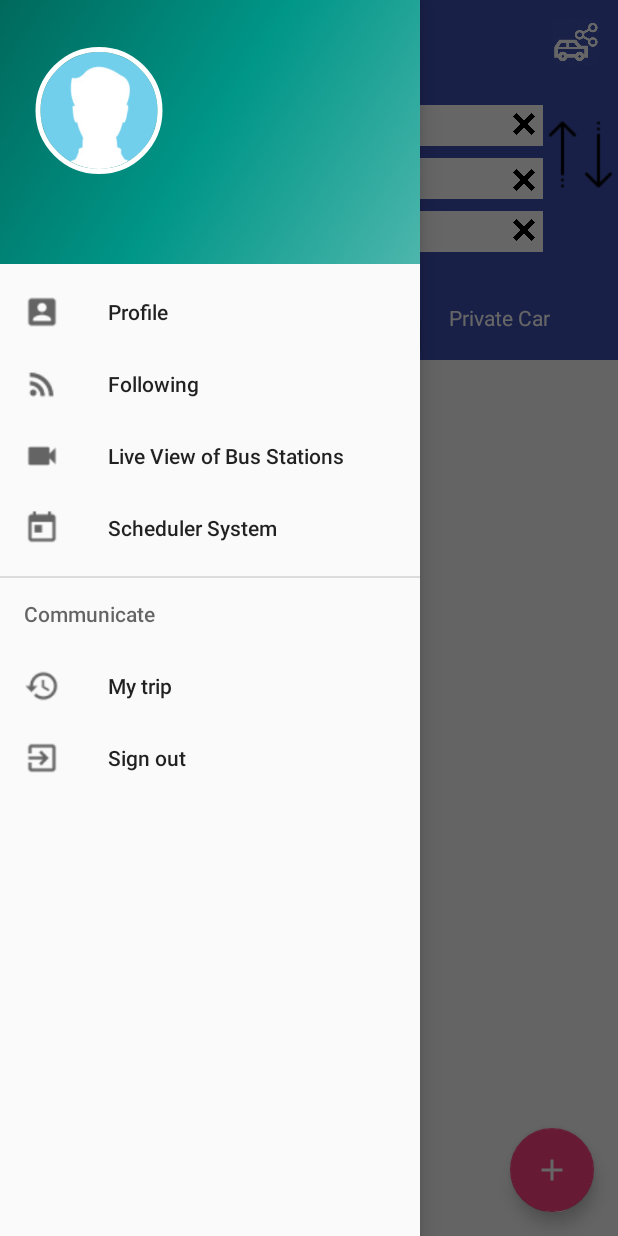
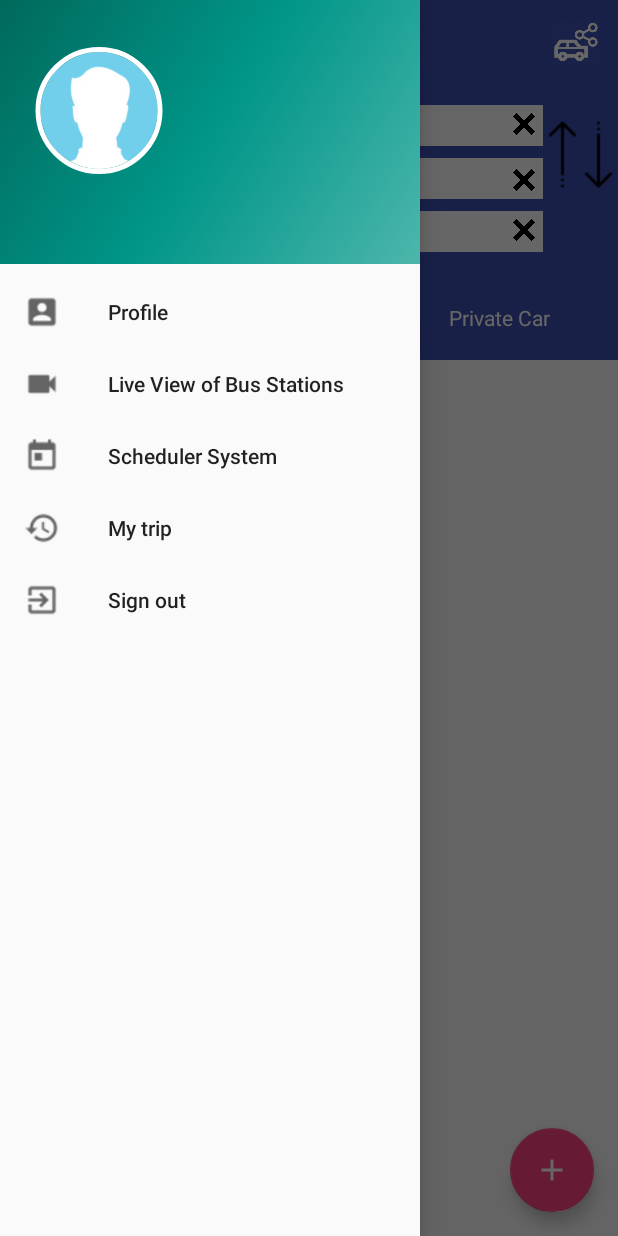
Before and after one commit to billy0222/UShare, an Android app: the MainActivity screen opened directly, with no data from a screen before it, with the side drawer open, on a phone screen of 412 x 824 dp. Run offline under Robolectric (Android 15) with nearby library versions, the phone set to English and light mode, and no system bars; our stand-ins replace CircleImageView, Firebase (no records; nobody signed in at launch, a user with empty details on screens opened directly), Picasso; pictures from the network do not load; 2 statements that could not run were skipped.

Commit message:
Remove following function

```diff
--- a/app/src/main/java/lix5/ushare/MainActivity.java
+++ b/app/src/main/java/lix5/ushare/MainActivity.java
@@ -45,6 +45,7 @@ import com.google.android.gms.tasks.OnCompleteListener;
 import com.google.android.gms.tasks.Task;
 import com.google.firebase.auth.FirebaseAuth;
 import com.google.firebase.auth.GetTokenResult;
+import com.google.firebase.database.ChildEventListener;
 import com.google.firebase.database.DataSnapshot;
 import com.google.firebase.database.DatabaseError;
 import com.google.firebase.database.DatabaseReference;
@@ -106,12 +107,12 @@ public class MainActivity extends AppCompatActivity
         uIcon = HeaderView.findViewById(R.id.uicon);
         uName = HeaderView.findViewById(R.id.uname);
         uEmail = HeaderView.findViewById(R.id.uemail);
-        mDatabase.child("users/").child(mAuth.getUid()).addListenerForSingleValueEvent(new ValueEventListener() {
+        mDatabase.child("users/").child(mAuth.getUid()).addValueEventListener(new ValueEventListener() {
             @Override
             public void onDataChange(DataSnapshot dataSnapshot) {
                 uName.setText(dataSnapshot.child("username").getValue(String.class));   //set the name
                 uEmail.setText(dataSnapshot.child("email").getValue(String.class));    //set the email
-                    if(!dataSnapshot.child("avatar").getValue(String.class).equals(""))
+                if(!dataSnapshot.child("avatar").getValue(String.class).equals(""))
                     Picasso.get().load(dataSnapshot.child("avatar").getValue(String.class)).into(uIcon);
             }
 
@@ -434,8 +435,6 @@ public class MainActivity extends AppCompatActivity
             case R.id.nav_profile:
                 startActivity(new Intent(MainActivity.this, ProfileActivity.class));
                 break;
-            case R.id.nav_follow:
-                break;
             case R.id.liveView:
                 startActivity(new Intent(MainActivity.this, LiveView.class));
                 break;
--- a/app/src/main/java/lix5/ushare/PlaceService.java
+++ b/app/src/main/java/lix5/ushare/PlaceService.java
@@ -72,7 +72,7 @@ public class PlaceService {
         urlString.append(Double.toString(latitude));
         urlString.append(",");
         urlString.append(Double.toString(longitude));
-        urlString.append("&radius=500");
+        urlString.append("&radius=1500");
         urlString.append("&key=" + API_KEY);
 
         return urlString.toString();
@@ -96,7 +96,7 @@ public class PlaceService {
 
     private String getUrlContents(String theUrl) {
         StringBuilder content = new StringBuilder();
-        Thread a = new Thread((Runnable) () -> {
+        Thread a = new Thread(() -> {
             try {
                 URL url = new URL(theUrl);
                 URLConnection urlConnection = url.openConnection();
--- a/app/src/main/res/menu/activity_main_drawer.xml
+++ b/app/src/main/res/menu/activity_main_drawer.xml
@@ -9,10 +9,6 @@
             android:icon="@drawable/profile"
             android:title="Profile" />
         <item
-            android:id="@+id/nav_follow"
-            android:icon="@drawable/following"
-            android:title="Following" />
-        <item
             android:id="@+id/liveView"
             android:icon="@drawable/liveview"
             android:title="Live View of Bus Stations" />
@@ -20,10 +16,7 @@
             android:id="@+id/nav_scheduler"
             android:icon="@drawable/schedule"
             android:title="Scheduler System" />
-    </group>
 
-    <item android:title="Communicate">
-        <menu>
         <item
             android:id="@+id/nav_trip"
             android:icon="@drawable/history"
@@ -32,7 +25,6 @@
             android:id="@+id/nav_logout"
             android:icon="@drawable/logout"
             android:title="Sign out" />
-        </menu>
-    </item>
+    </group>
 
 </menu>
```
Lines whose indentation alone changed are shown as unchanged.
